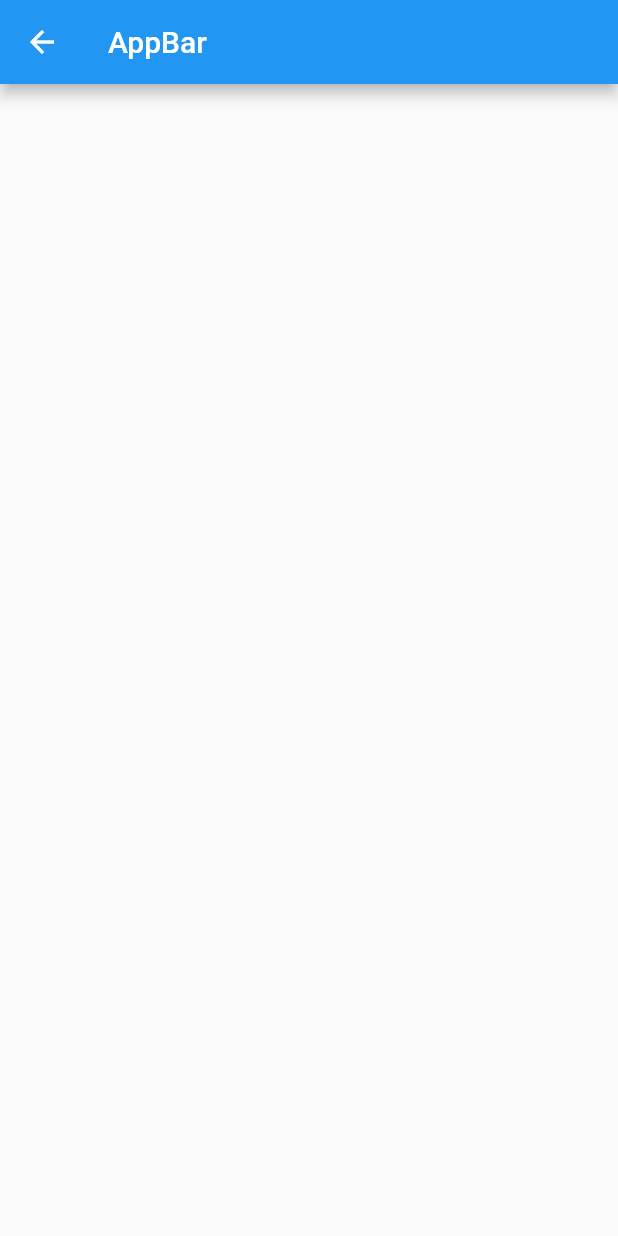
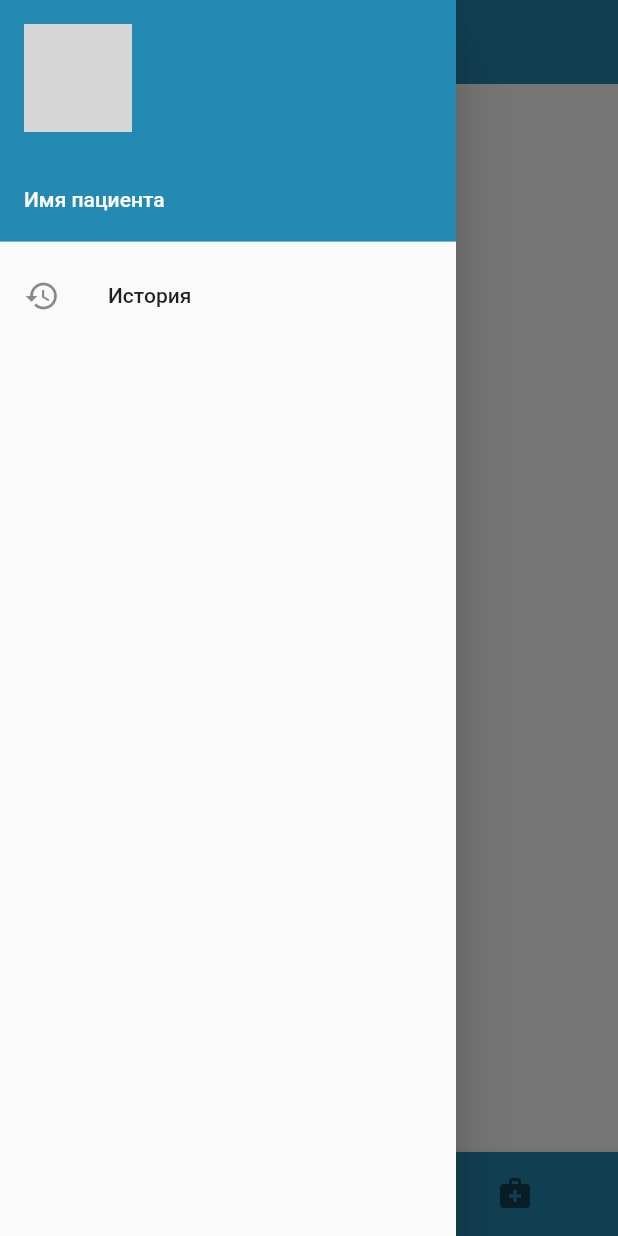
Before and after one commit to Toyho/dentistry_app, a Flutter app: the StartScreen screen opened by its route, with the side drawer open (before the commit the screen has no drawer), on a phone screen of 412 x 824 dp. Run offline on Flutter 3.47's test engine with Material 2 defaults, Android fonts, the phone set to English and light mode, and no system bars; our stand-ins replace flutter_svg; network calls fail; grey boxes are pictures that could not be loaded.

Commit message:
Добавлены новые окна

```diff
--- a/lib/main.dart
+++ b/lib/main.dart
@@ -1,5 +1,6 @@
 import 'package:dentistry_app/login_screen.dart';
 import 'package:dentistry_app/start_screen.dart';
+import 'package:dentistry_app/theme.dart';
 import 'package:flutter/material.dart';
 
 void main() {
@@ -14,9 +15,7 @@ class MyApp extends StatelessWidget {
     return MaterialApp(
       debugShowCheckedModeBanner: false,
       title: 'Flutter Demo',
-      theme: ThemeData(
-        primarySwatch: Colors.blue,
-      ),
+      theme: lightThemeData(context),
       initialRoute: '/',
       routes: {
         '/': (context) => const LoginScreen(),
--- a/lib/register_screen.dart
+++ b/lib/register_screen.dart
@@ -0,0 +1,28 @@
+import 'package:flutter/material.dart';
+
+class RegisterScreen extends StatefulWidget {
+  const RegisterScreen({Key? key}) : super(key: key);
+
+  @override
+  _RegisterScreenState createState() {
+    return _RegisterScreenState();
+  }
+}
+
+class _RegisterScreenState extends State<RegisterScreen> {
+  @override
+  void initState() {
+    super.initState();
+  }
+
+  @override
+  void dispose() {
+    super.dispose();
+  }
+
+  @override
+  Widget build(BuildContext context) {
+    // TODO: implement build
+    return Container();
+  }
+}
--- /dev/null
+++ b/lib/resources/colors_res.dart
@@ -0,0 +1,15 @@
+import 'dart:ui';
+
+class ColorsRes {
+
+  static String primaryColor = "#2489B3";
+  static String whiteColor = "#FFFFFF";
+
+  /// String is in the format "aabbcc" or "ffaabbcc" with an optional leading "#".
+  static Color fromHex(String hexString) {
+    final buffer = StringBuffer();
+    if (hexString.length == 6 || hexString.length == 7) buffer.write('ff');
+    buffer.write(hexString.replaceFirst('#', ''));
+    return Color(int.parse(buffer.toString(), radix: 16));
+  }
+}
--- a/lib/start_screen.dart
+++ b/lib/start_screen.dart
@@ -1,3 +1,8 @@
+// ignore_for_file: prefer_const_constructors
+import 'package:dentistry_app/doctors_screen.dart';
+import 'package:dentistry_app/login_screen.dart';
+import 'package:dentistry_app/register_screen.dart';
+import 'package:dentistry_app/resources/colors_res.dart';
 import 'package:flutter/material.dart';
 
 class StartScreen extends StatefulWidget {
@@ -20,11 +25,72 @@ class _StartScreenState extends State<StartScreen> {
     super.dispose();
   }
 
+  int _currentIndex = 0;
+
+  void _onItemTipped(int index) {
+    setState(() {
+      _currentIndex = index;
+    });
+  }
+
   @override
   Widget build(BuildContext context) {
     return Scaffold(
       appBar: AppBar(
+        elevation: 0,
         title: Text("AppBar"),
+        backgroundColor: Theme.of(context).primaryColor,
+      ),
+      body: SafeArea(
+        top: false,
+        child: IndexedStack(
+          index: _currentIndex,
+          children: const [
+            RegisterScreen(),
+            LoginScreen(),
+            DoctorsScreen()
+          ],
+        ),
+      ),
+      drawer: Drawer(
+        child: ListView(
+          children: [
+            UserAccountsDrawerHeader(
+              decoration:
+                  BoxDecoration(color: Color.fromRGBO(36, 137, 179, 1.0)),
+              accountEmail: null,
+              accountName: Text("Имя пациента"),
+              currentAccountPicture: ClipOval(
+                child: Image.network(
+                  "https://i.pinimg.com/736x/ef/83/c3/ef83c388247b4c5784e2ae9cea604fd2.jpg",
+                  fit: BoxFit.cover,
+                  height: 150,
+                  width: 150,
+                ),
+              ),
+            ),
+            Column(
+              children: const [
+                ListTile(
+                  title: Text("История"),
+                  leading: Icon(Icons.history),
+                )
+              ],
+            )
+          ],
+        ),
+      ),
+      bottomNavigationBar: BottomNavigationBar(
+        backgroundColor: Theme.of(context).primaryColor,
+        selectedItemColor: ColorsRes.fromHex(ColorsRes.whiteColor),
+        showUnselectedLabels: false,
+        items: const [
+          BottomNavigationBarItem(icon: Icon(Icons.home), label: "Главная"),
+          BottomNavigationBarItem(icon: Icon(Icons.message), label: "Сообщения"),
+          BottomNavigationBarItem(icon: Icon(Icons.medical_services), label: "Врачи"),
+        ],
+        currentIndex: _currentIndex,
+        onTap: _onItemTipped,
       ),
     );
   }
```
Also changed, not shown: lib/doctors_screen.dart (added, +50 -0 lines), lib/login_screen.dart (+23 -15 lines), lib/theme.dart (added, +13 -0 lines), pubspec.yaml (+9 -0 lines), lib/resources/images_res.dart (renamed from lib/resources/image_res.dart), pubspec.lock, 2 other files.
